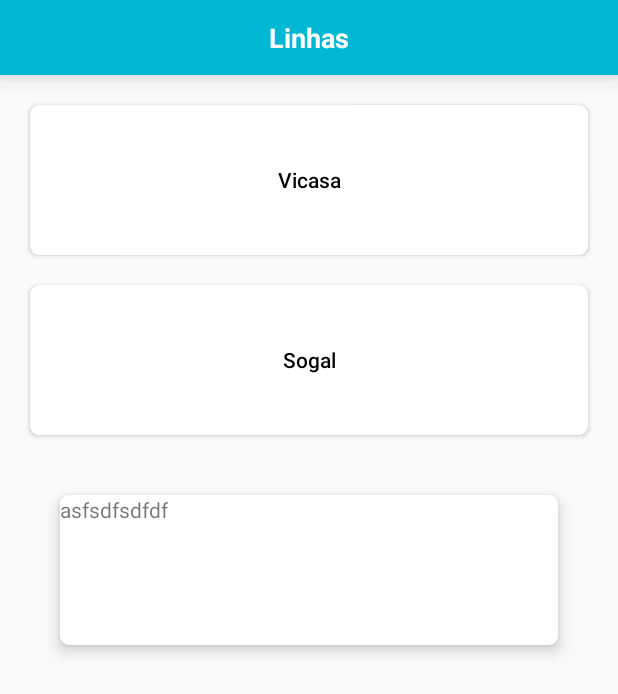
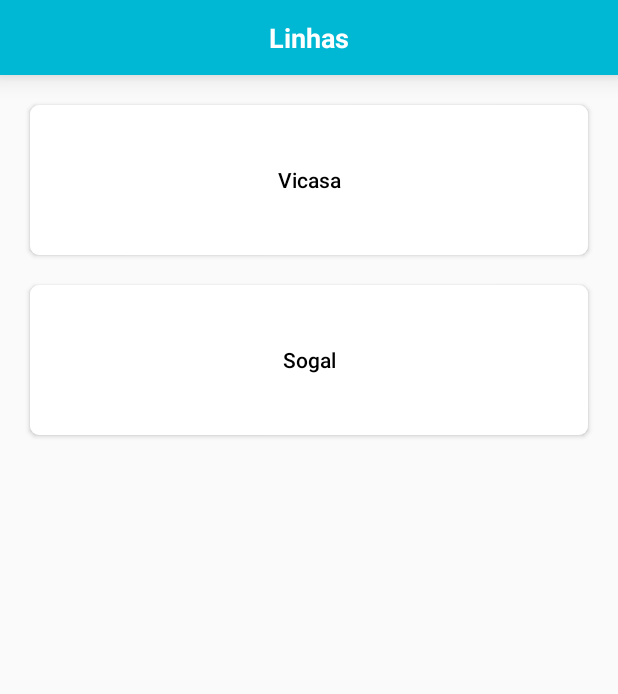
Before and after one commit to MarceloEsser/bustime-kotlin, an Android app: the screen it shows after launch (HomeActivity), on a phone screen of 412 x 824 dp. Shown: the top 694 px of the screen. Run offline under Robolectric (Android 15) with nearby library versions, the phone set to English and light mode, and no system bars; libraries missing offline, so code that uses them is left out: io.objectbox; 1 statement that could not run was skipped.

Commit message:
removing some trash

```diff
--- a/app/src/main/java/marcelo/esser/com/bustimek/vvm/home/HomeActivity.kt
+++ b/app/src/main/java/marcelo/esser/com/bustimek/vvm/home/HomeActivity.kt
@@ -23,10 +23,6 @@ class HomeActivity : AppCompatActivity() {
             startActivity(Intent(activityContext, VicasaLinesActivity::class.java))
         }
 
-        cliclEVesdf.setOnClickListener {
-            Toast.makeText(activityContext, "ll clicado", Toast.LENGTH_LONG).show()
-        }
-
         cv_home_activity_sogal.setOnClickListener {
             startActivity(Intent(activityContext, SogalLinesActivity::class.java))
         }
--- a/app/src/main/res/drawable/background_transparent_ripple_white.xml
+++ b/app/src/main/res/drawable/background_transparent_ripple_white.xml
@@ -5,7 +5,6 @@
     <item android:id="@android:id/mask">
         <shape android:shape="rectangle">
             <solid android:color="@color/white"/>
-            <corners android:radius="6dp"/>
         </shape>
     </item>
 
--- a/app/src/main/res/layout/activity_home.xml
+++ b/app/src/main/res/layout/activity_home.xml
@@ -69,23 +69,4 @@
             android:layout_height="100dp">
     </Button>
 
-    <android.support.constraint.ConstraintLayout
-            android:id="@+id/cliclEVesdf"
-            android:layout_width="0dp"
-            android:clickable="true"
-            android:focusable="true"
-            style="@style/HomeCardStyle"
-            android:layout_height="100dp"
-            android:layout_margin="40dp"
-            app:layout_constraintStart_toStartOf="parent"
-            app:layout_constraintEnd_toEndOf="parent"
-            app:layout_constraintTop_toBottomOf="@id/cv_home_activity_sogal">
-
-        <TextView
-                app:layout_constraintStart_toStartOf="parent"
-                app:layout_constraintTop_toTopOf="parent"
-                android:layout_width="wrap_content" android:layout_height="wrap_content"
-                android:text="asfsdfsdfdf"/>
-    </android.support.constraint.ConstraintLayout>
-
 </android.support.constraint.ConstraintLayout>
```
